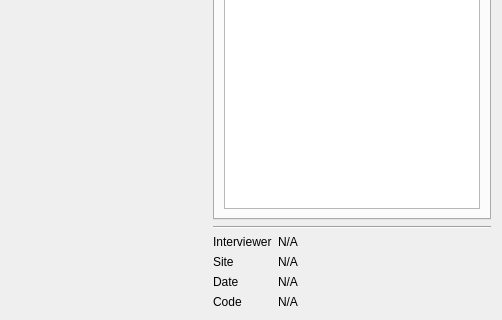
Old version of the form src/interface/qt/model/QAlderInterviewWidget.ui in the repository inglis-dl/Alder; both pictures show x 497 to 999 and y 663 to 983 of the 999 by 983 pixel window.
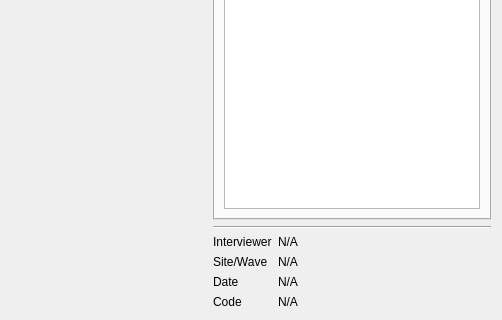
New version of the form. Custom widgets are drawn as their Qt base class.

Commit message:
WIP: integrating Wave
- removing use of ProgressProxy
- integrating Interview class and new Wave class into UI and elsewhere

```diff
--- a/src/interface/qt/model/QAlderInterviewWidget.ui
+++ b/src/interface/qt/model/QAlderInterviewWidget.ui
@@ -324,7 +324,7 @@
           </sizepolicy>
          </property>
          <property name="text">
-          <string>Site</string>
+          <string>Site/Wave</string>
          </property>
         </widget>
        </item>
```
The commit also changes 9 other files.
